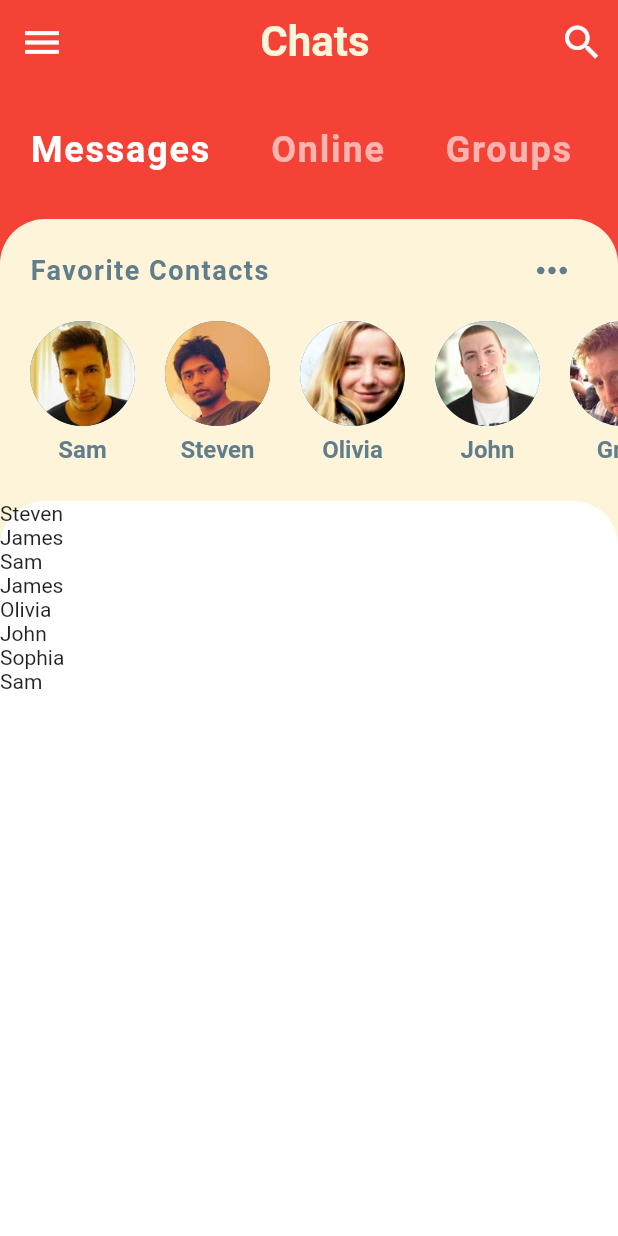
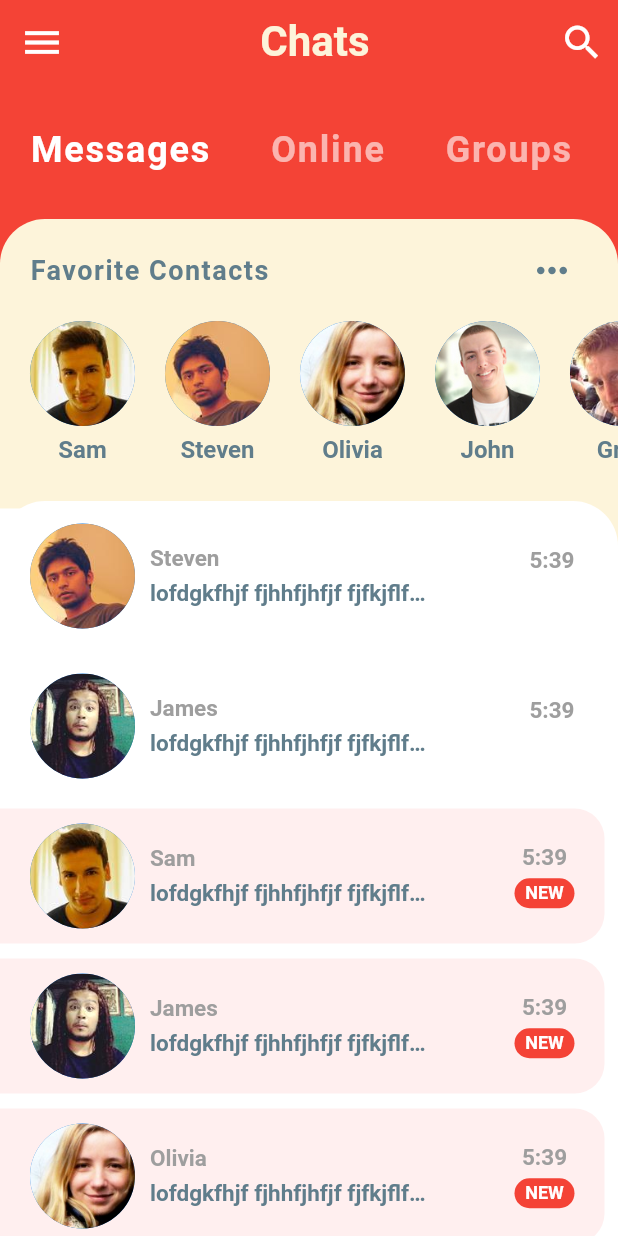
Before and after one commit to CynicalMan/ChattingApp, a Flutter app: the screen it shows after launch, on a phone screen of 412 x 824 dp. Run offline on Flutter 3.47's test engine with Material 2 defaults, Android fonts, the phone set to English and light mode, and no system bars.

Commit message:
finished the home screen

```diff
--- a/lib/main.dart
+++ b/lib/main.dart
@@ -14,7 +14,7 @@ class MyApp extends StatelessWidget {
     return MaterialApp(
       title: 'Flutter Demo',
       theme: ThemeData(
-        colorScheme: ColorScheme(
+        colorScheme: const ColorScheme(
           brightness: Brightness.light,
           primary: Colors.red,
           onPrimary: Color.fromARGB(255, 253, 244, 218),
--- a/lib/models/message.dart
+++ b/lib/models/message.dart
@@ -59,16 +59,16 @@ List<Message> chats = [
   Message(
     sender: steven,
     time: '5:39',
-    text: 'lofdgkfhjf fjhhfjhfjf fjfkjflfjhf jlfh',
+    text: 'lofdgkfhjf fjhhfjhfjf fjfkjflfjhf jlfh edyctfvygibuhonjmk,kmojnpibihbuvbuvugbuhbohbibijbib',
     isLiked: false,
-    unread: true
+    unread: false
   ),
   Message(
     sender: james,
     time: '5:39',
     text: 'lofdgkfhjf fjhhfjhfjf fjfkjflfjhf jlfh',
     isLiked: false,
-    unread: true
+    unread: false
   ),
   Message(
     sender: sam,
@@ -161,7 +161,7 @@ List<Message> messages = [
   Message(
     sender: sophia,
     time: '5:39',
-    text: 'lofdgkfhjf fjhhfjhfjf fjfkjflfjhf jlfh',
+    text: 'lorem ipsium omar ahmed rtrt yuyu yuyu opopopghghghgh lorem ipsium omar ahmed hjjjhh',
     isLiked: false,
     unread: true
   ),
--- a/lib/screens/home_screen.dart
+++ b/lib/screens/home_screen.dart
@@ -1,6 +1,7 @@
 import 'package:chatting_appv1/models/message.dart';
 import 'package:chatting_appv1/widgets/category_selector.dart';
 import 'package:chatting_appv1/widgets/favorite_contacts.dart';
+import 'package:chatting_appv1/widgets/recent_chats.dart';
 import 'package:flutter/material.dart';
 
 class Home extends StatefulWidget {
@@ -60,24 +61,7 @@ class _HomeState extends State<Home> {
               child: Column(
                 children: <Widget>[
                   FavoriteContacts(),
-                  Expanded(
-                    child: Container(
-                      height: 300.0,
-                      decoration: BoxDecoration(
-                        color: Theme.of(context).colorScheme.secondary,
-                        borderRadius: BorderRadius.only(
-                          topLeft: Radius.circular(30.0),
-                          topRight: Radius.circular(30.0)
-                        ),
-                      ),
-                      child: ListView.builder(
-                        itemCount: chats.length,
-                        itemBuilder: (context,index) {
-                          return Text(chats[index].sender.name);
-                        }
-                      ),
-                    ),
-                  )
+                  RecentChats(),
                 ],
               ),
             ),
--- a/lib/widgets/recent_chats.dart
+++ b/lib/widgets/recent_chats.dart
@@ -8,7 +8,6 @@ class RecentChats extends StatelessWidget {
   Widget build(BuildContext context) {
     return Expanded(
       child: Container(
-        height: 300.0,
         decoration: BoxDecoration(
           color: Theme.of(context).colorScheme.secondary,
           borderRadius: BorderRadius.only(
@@ -19,7 +18,90 @@ class RecentChats extends StatelessWidget {
         child: ListView.builder(
           itemCount: chats.length,
           itemBuilder: (context,index) {
-            return Text(chats[index].sender.name);
+            final Message chat = chats[index];
+            return Container(
+              margin: EdgeInsets.only(top: 5.0,bottom: 5.0,right: 9.0),
+              padding: EdgeInsets.symmetric(horizontal: 20.0,vertical: 10.0),
+              decoration: BoxDecoration(
+                color: chat.unread ? Color(0xFFFFFEFEF) : Colors.white,
+                borderRadius: BorderRadius.only(
+                  topRight: Radius.circular(20.0),
+                  bottomRight: Radius.circular(20.0)
+                ),
+              ),
+              child: Row(
+                mainAxisAlignment: MainAxisAlignment.spaceBetween,
+                children: [
+                  Row(
+                    children: [
+                      CircleAvatar(
+                        radius: 35.0,
+                        backgroundImage: AssetImage(chat.sender.imageUrl),
+                      ),
+                      SizedBox(width: 10.0),
+                      Column(
+                        crossAxisAlignment: CrossAxisAlignment.start,
+                        children: [
+                          Text(
+                            chat.sender.name,
+                            style: TextStyle(
+                              color: Colors.grey,
+                              fontSize: 15.0,
+                              fontWeight: FontWeight.bold
+                            ),
+                          ),
+                          SizedBox(height: 5.0),
+                          Container(
+                            width: MediaQuery.of(context).size.width * 0.45,
+                            child: Text(
+                              chat.text,
+                              style: TextStyle(
+                                color: Colors.blueGrey,
+                                fontSize: 15.0,
+                                fontWeight: FontWeight.w600
+                              ),
+                              overflow: TextOverflow.ellipsis,
+                            ),
+                          )
+                        ],
+                      ),
+                    ],
+                  ),
+                  Column(
+                    // crossAxisAlignment: CrossAxisAlignment.center,
+                    // mainAxisAlignment: MainAxisAlignment.spaceEvenly,
+                    children: <Widget>[
+                      Text(
+                        chat.time,
+                        style: TextStyle(
+                          color: Colors.grey,
+                          fontSize: 15.0,
+                          fontWeight: FontWeight.bold
+                        ),
+                      ),
+                      SizedBox(height: 5.0),
+                      chat.unread ? Container(
+                        width: 40.0,
+                        height: 20.0,
+                        decoration: BoxDecoration(
+                          color: Theme.of(context).colorScheme.primary,
+                          borderRadius: BorderRadius.circular(30.0),
+                        ),
+                        alignment: Alignment.center,
+                        child: Text(
+                          'NEW',
+                          style: TextStyle(
+                            color: Colors.white,
+                            fontSize: 12.0,
+                            fontWeight: FontWeight.bold
+                          ),
+                        ),
+                      ) : Text(''),
+                    ],
+                  )
+                ],
+              ),
+            );
           }
         ),
       ),
```
